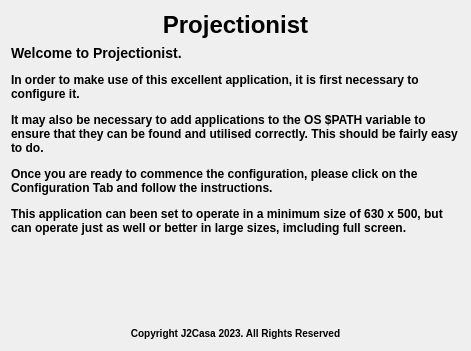
Above: pages/page01/page01intro.ui from britesc/ProjectionistRB_Tab before the change. Below: the same form after it.
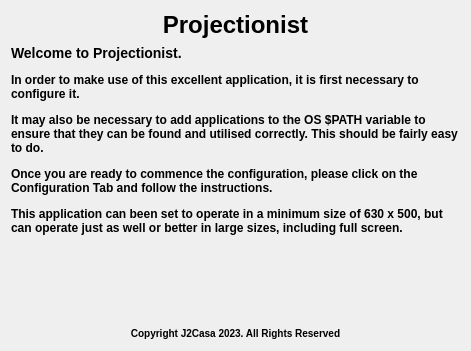
That is the form after the change.

Commit message: First Signal Implementation

The edit to the form file:
```diff
--- a/pages/page01/page01intro.ui
+++ b/pages/page01/page01intro.ui
@@ -53,7 +53,7 @@
         <string>Welcome</string>
        </property>
        <property name="text">
-        <string notr="true">&lt;html&gt;&lt;head/&gt;&lt;body&gt;&lt;h3 style=&quot; margin-top:14px; margin-bottom:12px; margin-left:0px; margin-right:0px; -qt-block-indent:0; text-indent:0px;&quot;&gt;&lt;span style=&quot; font-size:large; font-weight:700;&quot;&gt;Welcome to Projectionist.&lt;/span&gt;&lt;/h3&gt;&lt;h4 style=&quot; margin-top:12px; margin-bottom:12px; margin-left:0px; margin-right:0px; -qt-block-indent:0; text-indent:0px;&quot;&gt;&lt;span style=&quot; font-size:medium; font-weight:700;&quot;&gt;In order to make use of this excellent application, it is first necessary to configure it.&lt;/span&gt;&lt;/h4&gt;&lt;h4 style=&quot; margin-top:12px; margin-bottom:12px; margin-left:0px; margin-right:0px; -qt-block-indent:0; text-indent:0px;&quot;&gt;&lt;span style=&quot; font-size:medium; font-weight:700;&quot;&gt;It may also be necessary to add applications to the OS $PATH variable to ensure that they can be found and utilised correctly. This should be fairly easy to do.&lt;/span&gt;&lt;/h4&gt;&lt;h4 style=&quot; margin-top:12px; margin-bottom:12px; margin-left:0px; margin-right:0px; -qt-block-indent:0; text-indent:0px;&quot;&gt;&lt;span style=&quot; font-size:medium; font-weight:700;&quot;&gt;Once you are ready to commence the configuration, please click on the Configuration Tab and follow the instructions.&lt;/span&gt;&lt;/h4&gt;&lt;h4 style=&quot; margin-top:12px; margin-bottom:12px; margin-left:0px; margin-right:0px; -qt-block-indent:0; text-indent:0px;&quot;&gt;&lt;span style=&quot; font-size:medium; font-weight:700;&quot;&gt;This application can been set to operate in a minimum size of 630 x 500, but can operate just as well or better in large sizes, imcluding full screen.&lt;/span&gt;&lt;/h4&gt;&lt;/body&gt;&lt;/html&gt;</string>
+        <string notr="true">&lt;html&gt;&lt;head/&gt;&lt;body&gt;&lt;h3 style=&quot; margin-top:14px; margin-bottom:12px; margin-left:0px; margin-right:0px; -qt-block-indent:0; text-indent:0px;&quot;&gt;&lt;span style=&quot; font-size:large; font-weight:700;&quot;&gt;Welcome to Projectionist.&lt;/span&gt;&lt;/h3&gt;&lt;h4 style=&quot; margin-top:12px; margin-bottom:12px; margin-left:0px; margin-right:0px; -qt-block-indent:0; text-indent:0px;&quot;&gt;&lt;span style=&quot; font-size:medium; font-weight:700;&quot;&gt;In order to make use of this excellent application, it is first necessary to configure it.&lt;/span&gt;&lt;/h4&gt;&lt;h4 style=&quot; margin-top:12px; margin-bottom:12px; margin-left:0px; margin-right:0px; -qt-block-indent:0; text-indent:0px;&quot;&gt;&lt;span style=&quot; font-size:medium; font-weight:700;&quot;&gt;It may also be necessary to add applications to the OS $PATH variable to ensure that they can be found and utilised correctly. This should be fairly easy to do.&lt;/span&gt;&lt;/h4&gt;&lt;h4 style=&quot; margin-top:12px; margin-bottom:12px; margin-left:0px; margin-right:0px; -qt-block-indent:0; text-indent:0px;&quot;&gt;&lt;span style=&quot; font-size:medium; font-weight:700;&quot;&gt;Once you are ready to commence the configuration, please click on the Configuration Tab and follow the instructions.&lt;/span&gt;&lt;/h4&gt;&lt;h4 style=&quot; margin-top:12px; margin-bottom:12px; margin-left:0px; margin-right:0px; -qt-block-indent:0; text-indent:0px;&quot;&gt;&lt;span style=&quot; font-size:medium; font-weight:700;&quot;&gt;This application can been set to operate in a minimum size of 630 x 500, but can operate just as well or better in large sizes, including full screen.&lt;/span&gt;&lt;/h4&gt;&lt;/body&gt;&lt;/html&gt;</string>
        </property>
        <property name="alignment">
         <set>Qt::AlignLeading|Qt::AlignLeft|Qt::AlignTop</set>
```
Left out of the diff: 2 changed lines with no effect on the pictures. The commit also changes 13 other files.
